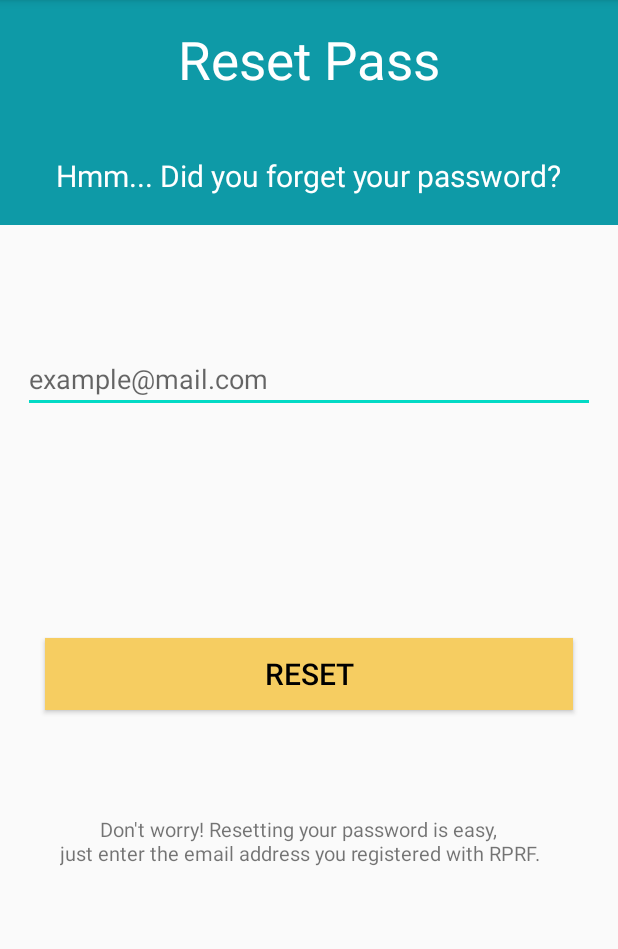
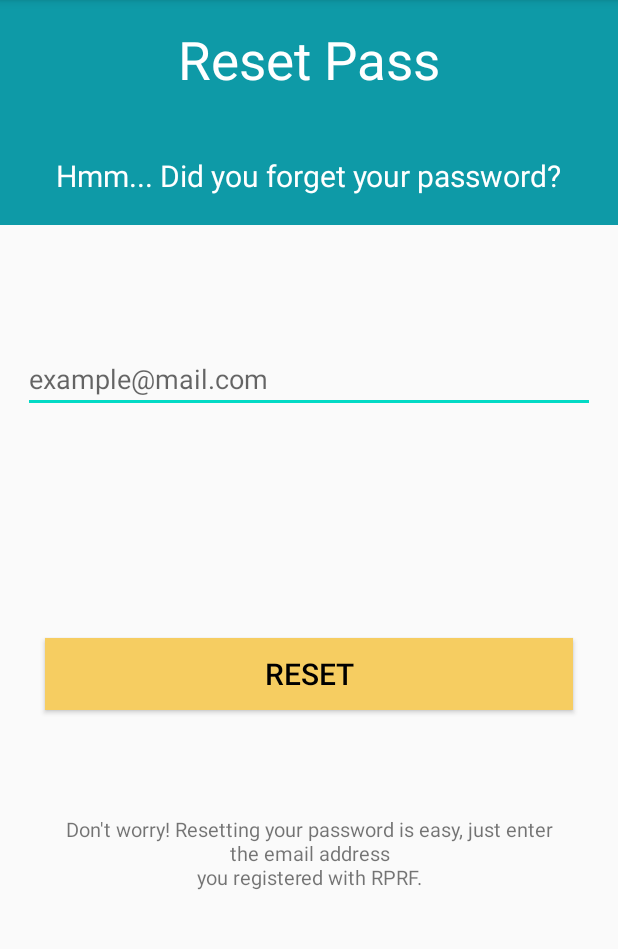
Before and after one commit to fattahyousaini/4th_APP, an Android app: the ForgetPassword screen opened directly, with no data from a screen before it, on a phone screen of 412 x 824 dp, the part 84-1033 px from its top. Run offline under Robolectric (Android 15) with nearby library versions, the phone set to English and light mode, and no system bars; our stand-ins replace Firebase (no records; nobody signed in at launch, a user with empty details on screens opened directly).

Commit message:
Commit, Final

```diff
--- a/app/src/main/res/layout/activity_forget_password.xml
+++ b/app/src/main/res/layout/activity_forget_password.xml
@@ -82,14 +82,16 @@
         android:textSize="20sp"  />
 
 
-    <TextView
-        android:id="@+id/textView4"
-        android:layout_width="330dp"
-        android:layout_height="wrap_content"
-        android:text="        Don't worry! Resetting your password is easy,\njust enter the email address you registered with RPRF."
-        android:textSize="13sp"
-        android:layout_marginHorizontal="40dp"
-        android:layout_marginVertical="40dp"/>
+        <TextView
+            android:id="@+id/textView4"
+            android:layout_width="match_parent"
+            android:layout_height="50dp"
+            android:layout_marginHorizontal="40dp"
+            android:layout_marginVertical="40dp"
+            android:text="Don't worry! Resetting your password is easy, just enter the email address\nyou registered with RPRF."
+            android:textAlignment="center"
+            android:textSize="13sp"
+            android:gravity="center_horizontal" />
 
     </LinearLayout>
 
```
